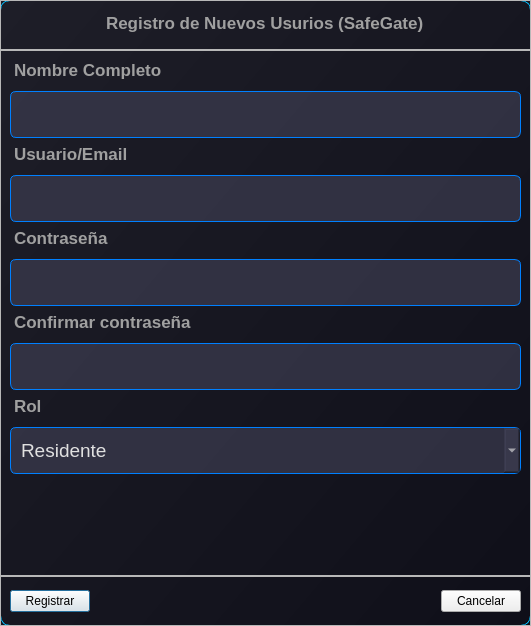
Julitocrack/safegate, file ui/RegistroUsuarioDialog.ui: the form before one commit.
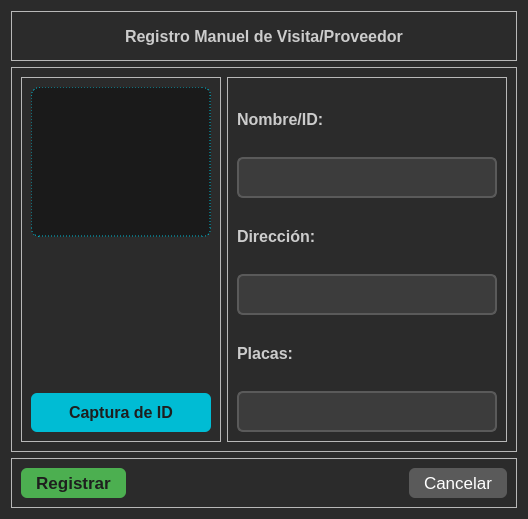
The form after the commit.

Commit message: Cambios en el codigo fuente para corregir errores y mejorar la funcionalidad.

Patch:
```diff
--- a/ui/RegistroUsuarioDialog.ui
+++ b/ui/RegistroUsuarioDialog.ui
@@ -6,114 +6,106 @@
    <rect>
     <x>0</x>
     <y>0</y>
-    <width>531</width>
-    <height>626</height>
+    <width>528</width>
+    <height>519</height>
    </rect>
   </property>
   <property name="windowTitle">
    <string>Dialog</string>
   </property>
   <property name="styleSheet">
-   <string notr="true">QDialog {
-    /* FONDO: Degradado oscuro idéntico al Login */
-    background-color: qlineargradient(spread:pad, x1:0, y1:0, x2:1, y2:1, stop:0 rgba(30, 30, 40, 255), stop:1 rgba(15, 15, 25, 255));
-    border: 1px solid #00c0ff; /* Borde sutil azul eléctrico (igual al Login) */
-    border-radius: 10px;
+   <string notr="true">/* --- ESTILO PARA EL DIÁLOGO GENERAL --- */
+QDialog {
+    background-color: #2b2b2b; /* Fondo oscuro (más claro que la MainWindow) */
+    color: #e0e0e0;
 }
 
-/* Título del Diálogo (Idéntico al Login) */
-QLabel#lbl_titulo { 
-    color: #00e0ff; /* Azul eléctrico brillante */
-    font: bold 22pt &quot;Segoe UI&quot;, &quot;Arial&quot;;
-    border-bottom: 1px solid #00aaff;
-    padding-bottom: 10px;
-    margin-bottom: 20px;
-    qproperty-alignment: AlignCenter;
-}
-
-/* Etiquetas de los campos (Idénticas al Login) */
+/* --- TÍTULOS Y ETIQUETAS --- */
 QLabel {
-    color: #a0a0a0; 
-    font-size: 13pt;
+    color: #cccccc;
+    font-size: 12pt;
+    font-weight: 500;
+}
+
+QLabel#lbl_titulo_dialog { /* Título principal del Diálogo */
+    color: #4CAF50; /* Acento verde para indicar acción/registro */
+    font-size: 18pt;
     font-weight: bold;
-    margin-bottom: 5px;
+    padding-bottom: 10px;
 }
 
-/* Campos de entrada (QLineEdit y QComboBox) - Idénticos al Login */
-QLineEdit, QComboBox {
-    background-color: rgba(60, 60, 80, 0.7); 
-    color: #e0e0e0; 
-    border: 1px solid #0080ff; 
-    padding: 10px;
-    border-radius: 6px;
-    font-size: 14pt;
-    selection-background-color: #00e0ff; 
+/* --- CAMPOS DE ENTRADA (QLineEdit) --- */
+QLineEdit {
+    background-color: #3c3c3c; 
+    border: 2px solid #5a5a5a; 
+    border-radius: 6px; 
+    padding: 8px;
+    color: #f0f0f0;
+    font-size: 12pt;
+    selection-background-color: #00bcd4; /* Cian */
 }
 
-/* Foco en el campo seleccionado */
-QLineEdit:focus, QComboBox:focus {
-    border: 2px solid #00c0ff; 
-    background-color: rgba(70, 70, 90, 0.9); 
+QLineEdit:focus {
+    border: 2px solid #4CAF50; /* Verde al enfocar */
 }
 
-/* --- ESTILOS DE BOTONES FUNCIONALES (QDialogButtonBox) --- */
-
-/* Estilo base de los botones del diálogo */
-QDialogButtonBox QPushButton {
-    color: white;
-    font: bold 12pt &quot;Segoe UI&quot;;
-    padding: 10px 20px;
+/* --- ÁREA DE FOTO/ESCÁNER (scan_foto_label) --- */
+QLabel#scan_foto_label {
+    background-color: #1a1a1a; /* Fondo muy oscuro para el área de previsualización */
+    border: 1px dashed #00bcd4; /* Borde cian punteado para indicar zona activa */
     border-radius: 8px;
+    text-align: center;
+    color: #999999;
+    padding: 10px;
+}
+
+/* --- BOTONES DE ACCIÓN --- */
+
+/* Botón Registrar (Acción Positiva: Verde) */
+QPushButton#btn_registrar_visita {
+    background-color: #4CAF50; 
+    color: #1e1e1e; 
     border: none;
-    letter-spacing: 0.8px;
-    min-width: 120px;
+    border-radius: 6px;
+    padding: 5px 15px;
+    font-size: 13pt;
+    font-weight: bold;
 }
 
-/* 1. Botón REGISTRAR (Aceptación/OK) -&gt; AZUL ELÉCTRICO (Como el botón INGRESAR del Login) */
-QDialogButtonBox QPushButton[text=&quot;Registrar&quot;] {
-    background-color: qlineargradient(spread:pad, x1:0, y1:0, x2:1, y2:0, stop:0 #0080ff, stop:1 #00c0ff); /* Degradado Azul */
-    box-shadow: 0px 5px 10px rgba(0, 192, 255, 0.4); /* Sombra brillante */
-    font-weight: bold; /* Destacar más */
+QPushButton#btn_registrar_visita:hover {
+    background-color: #43A047;
 }
 
-QDialogButtonBox QPushButton[text=&quot;Registrar&quot;]:hover {
-    background-color: qlineargradient(spread:pad, x1:0, y1:0, x2:1, y2:0, stop:0 #00aaff, stop:1 #00ffff);
+/* Botón Escanear ID (Acción de Proceso: Cian) */
+QPushButton#btn_escanear_id {
+    background-color: #00bcd4; 
+    color: #1e1e1e;
+    border: none;
+    border-radius: 6px;
+    padding: 10px 15px;
+    font-size: 12pt;
+    font-weight: bold;
 }
 
-/* 2. Botón CANCELAR (Rechazo/Cancel) -&gt; GRIS SUAVE (Similar al botón REGISTRAR del Login) */
-QDialogButtonBox QPushButton[text=&quot;Cancelar&quot;] {
-    background-color: qlineargradient(spread:pad, x1:0, y1:0, x2:1, y2:0, stop:0 #606060, stop:1 #808080); /* Degradado Gris */
-    color: #e0e0e0;
+QPushButton#btn_escanear_id:hover {
+    background-color: #00a8b9;
 }
 
-QDialogButtonBox QPushButton[text=&quot;Cancelar&quot;]:hover {
-    background-color: qlineargradient(spread:pad, x1:0, y1:0, x2:1, y2:0, stop:0 #707070, stop:1 #909090);
+/* Botón Cancelar (Acción Secundaria/Negativa: Gris Neutro) */
+QPushButton#btn_cancelar {
+    background-color: #5a5a5a; 
+    color: #ffffff;
+    border: none;
+    border-radius: 6px;
+    padding: 5px 15px;
+    font-size: 13pt;
 }
 
-/* Etiqueta de error */
-QLabel#lbl_error_registro { 
-    color: #ff4040; 
-    font: bold 12pt &quot;Segoe UI&quot;;
-    margin-top: 15px;
-    qproperty-alignment: AlignCenter;
+QPushButton#btn_cancelar:hover {
+    background-color: #6a6a6a;
 }</string>
   </property>
-  <layout class="QVBoxLayout" name="verticalLayout" stretch="1,7,1">
-   <property name="spacing">
-    <number>0</number>
-   </property>
-   <property name="leftMargin">
-    <number>0</number>
-   </property>
-   <property name="topMargin">
-    <number>0</number>
-   </property>
-   <property name="rightMargin">
-    <number>0</number>
-   </property>
-   <property name="bottomMargin">
-    <number>0</number>
-   </property>
+  <layout class="QVBoxLayout" name="verticalLayout">
    <item>
     <widget class="QFrame" name="frame">
      <property name="minimumSize">
@@ -142,7 +134,7 @@
         </property>
         <property name="sizeHint" stdset="0">
          <size>
-          <width>111</width>
+          <width>124</width>
           <height>20</height>
          </size>
         </property>
@@ -151,7 +143,7 @@
       <item>
        <widget class="QLabel" name="label">
         <property name="text">
-         <string>Registro de Nuevos Usurios (SafeGate)</string>
+         <string>Registro Manuel de Visita/Proveedor</string>
         </property>
        </widget>
       </item>
@@ -162,7 +154,7 @@
         </property>
         <property name="sizeHint" stdset="0">
          <size>
-          <width>110</width>
+          <width>124</width>
           <height>20</height>
          </size>
         </property>
@@ -179,113 +171,105 @@
      <property name="frameShadow">
       <enum>QFrame::Raised</enum>
      </property>
-     <layout class="QVBoxLayout" name="verticalLayout_2">
+     <layout class="QHBoxLayout" name="horizontalLayout_3">
       <item>
-       <widget class="QLabel" name="label_2">
-        <property name="text">
-         <string>Nombre Completo</string>
-        </property>
-       </widget>
-      </item>
-      <item>
-       <widget class="QLineEdit" name="txt_nombre"/>
-      </item>
-      <item>
-       <widget class="QLabel" name="label_3">
-        <property name="text">
-         <string>Usuario/Email</string>
-        </property>
-       </widget>
-      </item>
-      <item>
-       <widget class="QLineEdit" name="txt_usuario"/>
-      </item>
-      <item>
-       <widget class="QLabel" name="label_4">
-        <property name="text">
-         <string>Contraseña</string>
-        </property>
-       </widget>
-      </item>
-      <item>
-       <widget class="QLineEdit" name="txt_contrasena"/>
-      </item>
-      <item>
-       <widget class="QLabel" name="label_5">
-        <property name="text">
-         <string>Confirmar contraseña</string>
-        </property>
-       </widget>
-      </item>
-      <item>
-       <widget class="QLineEdit" name="txt_confirmar_contrasena"/>
-      </item>
-      <item>
-       <widget class="QLabel" name="label_6">
-        <property name="text">
-         <string>Rol</string>
-        </property>
-       </widget>
-      </item>
-      <item>
-       <widget class="QComboBox" name="cmb_rol">
-        <item>
-         <property name="text">
-          <string>Residente</string>
-         </property>
-        </item>
-        <item>
-         <property name="text">
-          <string>Guardia</string>
-         </property>
-        </item>
-       </widget>
-      </item>
-      <item>
-       <spacer name="verticalSpacer">
-        <property name="orientation">
-         <enum>Qt::Vertical</enum>
-        </property>
-        <property name="sizeHint" stdset="0">
+       <widget class="QFrame" name="frame_4">
+        <property name="minimumSize">
          <size>
-          <width>20</width>
-          <height>2</height>
+          <width>200</width>
+          <height>0</height>
          </size>
         </property>
-       </spacer>
-      </item>
-      <item>
-       <spacer name="horizontalSpacer_3">
-        <property name="orientation">
-         <enum>Qt::Horizontal</enum>
-        </property>
-        <property name="sizeHint" stdset="0">
+        <property name="maximumSize">
          <size>
-          <width>502</width>
-          <height>20</height>
+          <width>200</width>
+          <height>16777215</height>
          </size>
         </property>
-       </spacer>
-      </item>
-      <item>
-       <widget class="QLabel" name="lbl_error_registro">
-        <property name="text">
-         <string/>
+        <property name="frameShape">
+         <enum>QFrame::StyledPanel</enum>
         </property>
+        <property name="frameShadow">
+         <enum>QFrame::Raised</enum>
+        </property>
+        <layout class="QVBoxLayout" name="verticalLayout_2">
+         <item>
+          <widget class="QLabel" name="scan_foto_label">
+           <property name="minimumSize">
+            <size>
+             <width>0</width>
+             <height>150</height>
+            </size>
+           </property>
+           <property name="text">
+            <string/>
+           </property>
+          </widget>
+         </item>
+         <item>
+          <spacer name="verticalSpacer">
+           <property name="orientation">
+            <enum>Qt::Vertical</enum>
+           </property>
+           <property name="sizeHint" stdset="0">
+            <size>
+             <width>20</width>
+             <height>101</height>
+            </size>
+           </property>
+          </spacer>
+         </item>
+         <item>
+          <widget class="QPushButton" name="btn_escanear_id">
+           <property name="text">
+            <string>Captura de ID</string>
+           </property>
+          </widget>
+         </item>
+        </layout>
        </widget>
       </item>
       <item>
-       <spacer name="horizontalSpacer_4">
-        <property name="orientation">
-         <enum>Qt::Horizontal</enum>
+       <widget class="QFrame" name="frame_5">
+        <property name="frameShape">
+         <enum>QFrame::StyledPanel</enum>
         </property>
-        <property name="sizeHint" stdset="0">
-         <size>
-          <width>502</width>
-          <height>20</height>
-         </size>
+        <property name="frameShadow">
+         <enum>QFrame::Raised</enum>
         </property>
-       </spacer>
+        <layout class="QGridLayout" name="gridLayout">
+         <item row="0" column="0">
+          <widget class="QLabel" name="label_3">
+           <property name="text">
+            <string>Nombre/ID:</string>
+           </property>
+          </widget>
+         </item>
+         <item row="1" column="0">
+          <widget class="QLineEdit" name="txt_nombre_visitante"/>
+         </item>
+         <item row="2" column="0">
+          <widget class="QLabel" name="label_4">
+           <property name="text">
+            <string>Dirección:</string>
+           </property>
+          </widget>
+         </item>
+         <item row="3" column="0">
+          <widget class="QLineEdit" name="txt_direccion_destino"/>
+         </item>
+         <item row="4" column="0">
+          <widget class="QLabel" name="label_5">
+           <property name="text">
+            <string>Placas:</string>
+           </property>
+          </widget>
+         </item>
+         <item row="5" column="0">
+          <widget class="QLineEdit" name="txt_placas_vehiculo"/>
+         </item>
+        </layout>
+       </widget>
       </item>
      </layout>
     </widget>
@@ -312,20 +296,26 @@
      </property>
      <layout class="QHBoxLayout" name="horizontalLayout_2">
       <item>
-       <widget class="QPushButton" name="btn_registrar">
+       <widget class="QPushButton" name="btn_registrar_visita">
         <property name="text">
          <string>Registrar</string>
         </property>
+        <property name="iconSize">
+         <size>
+          <width>32</width>
+          <height>32</height>
+         </size>
+        </property>
        </widget>
       </item>
       <item>
-       <spacer name="horizontalSpacer_5">
+       <spacer name="horizontalSpacer_3">
         <property name="orientation">
          <enum>Qt::Horizontal</enum>
         </property>
         <property name="sizeHint" stdset="0">
          <size>
-          <width>305</width>
+          <width>273</width>
           <height>20</height>
          </size>
         </property>
```
The commit also changes 22 other files.
